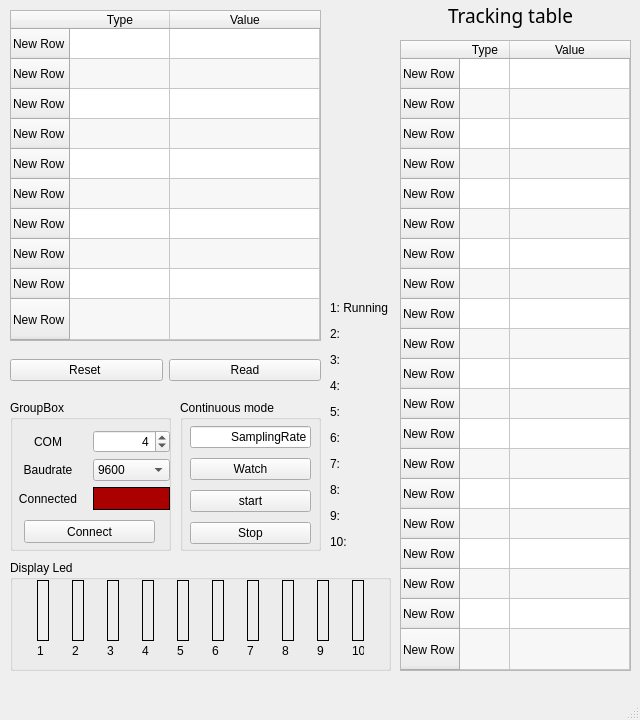
This is Communication/ModbusRTU/GUI/modbus_gui_lite.ui in Marco-Nguyen/RobotVision as Qt 5 draws it before an edit. The edited form follows.
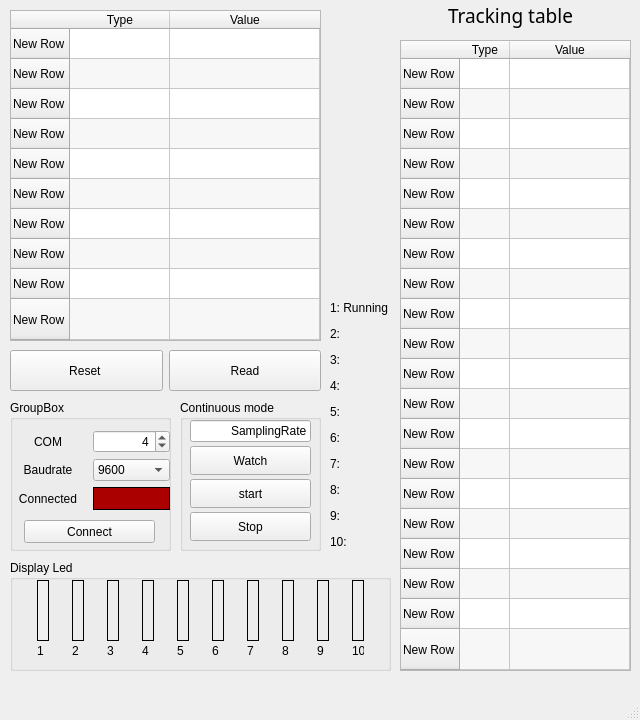
This is the edited form.

What changed in the file:
```diff
--- a/Communication/ModbusRTU/GUI/modbus_gui_lite.ui
+++ b/Communication/ModbusRTU/GUI/modbus_gui_lite.ui
@@ -750,7 +750,7 @@
         <x>10</x>
         <y>20</y>
         <width>121</width>
-        <height>131</height>
+        <height>121</height>
        </rect>
       </property>
       <layout class="QVBoxLayout" name="verticalLayout">
@@ -775,6 +775,12 @@
        </item>
        <item>
         <widget class="QPushButton" name="Watch">
+         <property name="sizePolicy">
+          <sizepolicy hsizetype="Preferred" vsizetype="Preferred">
+           <horstretch>0</horstretch>
+           <verstretch>0</verstretch>
+          </sizepolicy>
+         </property>
          <property name="text">
           <string>Watch</string>
          </property>
@@ -783,7 +789,7 @@
        <item>
         <widget class="QPushButton" name="startRunning">
          <property name="sizePolicy">
-          <sizepolicy hsizetype="Minimum" vsizetype="Maximum">
+          <sizepolicy hsizetype="Preferred" vsizetype="Preferred">
            <horstretch>0</horstretch>
            <verstretch>0</verstretch>
           </sizepolicy>
@@ -796,7 +802,7 @@
        <item>
         <widget class="QPushButton" name="stopRunning">
          <property name="sizePolicy">
-          <sizepolicy hsizetype="Minimum" vsizetype="Maximum">
+          <sizepolicy hsizetype="Preferred" vsizetype="Preferred">
            <horstretch>0</horstretch>
            <verstretch>0</verstretch>
           </sizepolicy>
@@ -991,16 +997,19 @@
      <property name="geometry">
       <rect>
        <x>10</x>
-       <y>340</y>
+       <y>350</y>
        <width>311</width>
-       <height>61</height>
+       <height>41</height>
       </rect>
      </property>
      <layout class="QHBoxLayout" name="horizontalLayout">
+      <property name="sizeConstraint">
+       <enum>QLayout::SetDefaultConstraint</enum>
+      </property>
       <item>
        <widget class="QPushButton" name="resetValues">
         <property name="sizePolicy">
-         <sizepolicy hsizetype="Minimum" vsizetype="Maximum">
+         <sizepolicy hsizetype="Preferred" vsizetype="Preferred">
           <horstretch>0</horstretch>
           <verstretch>0</verstretch>
          </sizepolicy>
@@ -1012,6 +1021,12 @@
       </item>
       <item>
        <widget class="QPushButton" name="read1time">
+        <property name="sizePolicy">
+         <sizepolicy hsizetype="Preferred" vsizetype="Preferred">
+          <horstretch>0</horstretch>
+          <verstretch>0</verstretch>
+         </sizepolicy>
+        </property>
         <property name="text">
          <string>Read</string>
         </property>
```
